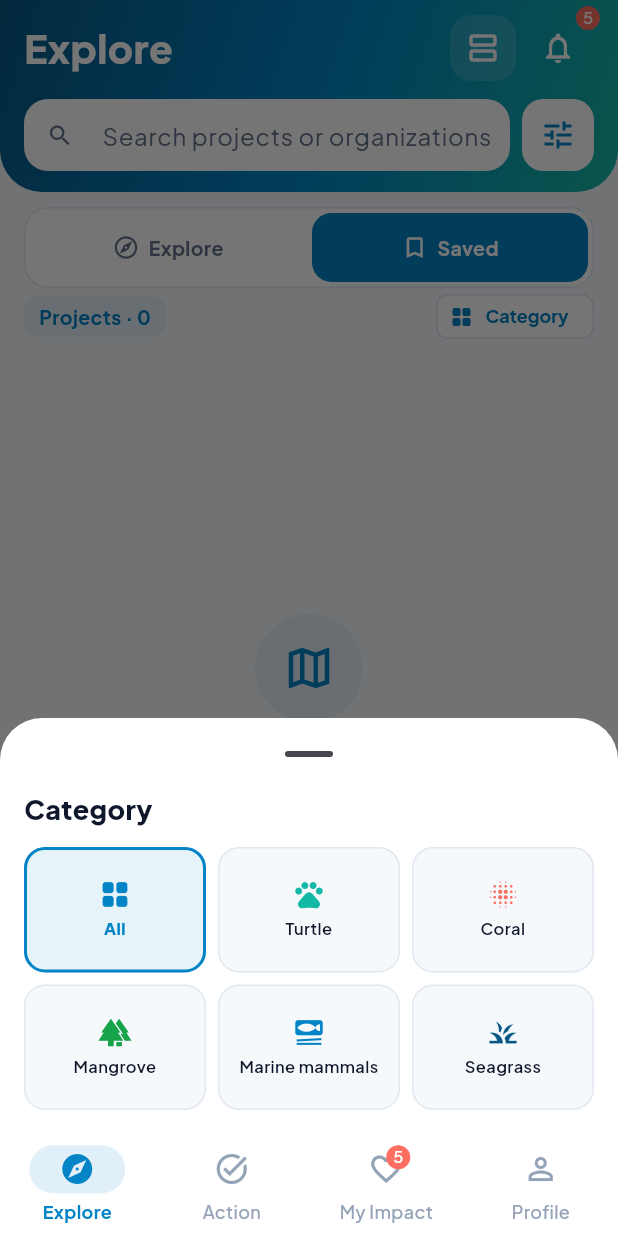
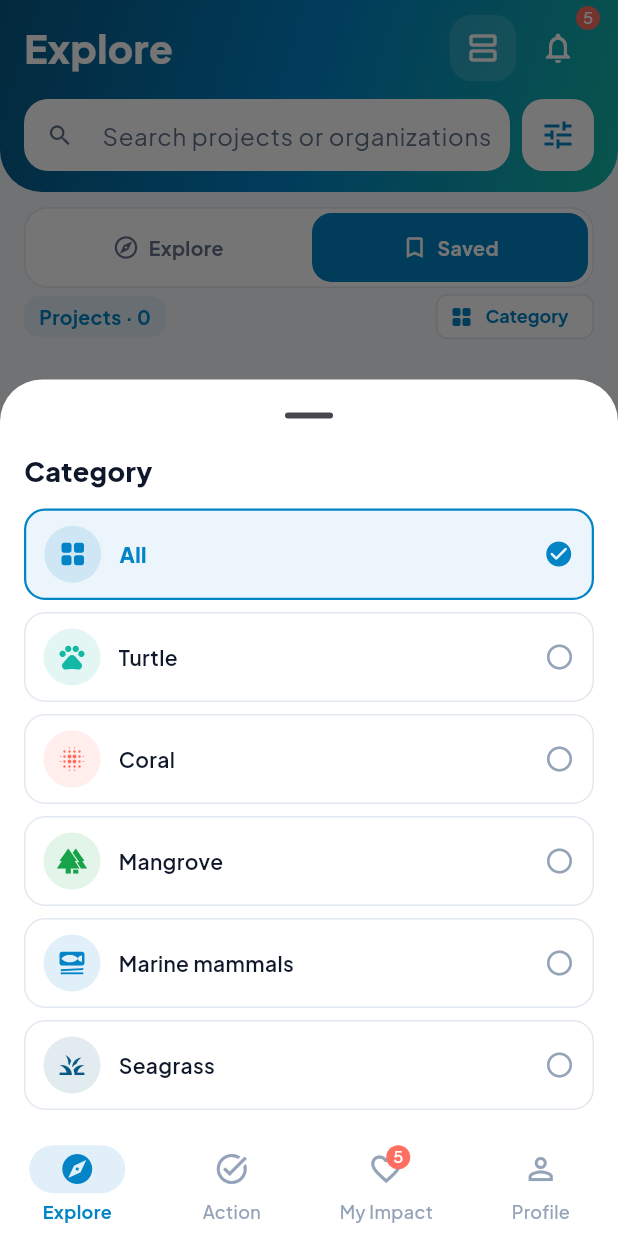
Before and after one commit to MANUSIAdosa/bluetrackproject, a Flutter app: the ExplorePage screen opened by its route, after a tap on the "map" icon, after a tap on "Saved", after a tap on "Category", on a phone screen of 412 x 824 dp. Run offline on Flutter 3.47's test engine with Material 3 defaults, Android fonts, the phone set to English and light mode, and no system bars; our stand-ins replace fl_chart, flutter_map, flutter_riverpod, flutter_secure_storage, go_router, hive and 3 more; accounts and stored records are empty.

Commit message:
P03 Jelajahi: picker kategori peta jadi list vertikal

```diff
--- a/lib/features/explore/presentation/widgets/category_picker.dart
+++ b/lib/features/explore/presentation/widgets/category_picker.dart
@@ -14,6 +14,7 @@ Future<String?> showCategoryPickerSheet(
   required String selectedId,
 }) => showModalBottomSheet<String>(
   context: context,
+  isScrollControlled: true,
   showDragHandle: true,
   backgroundColor: AppColors.surface,
   builder: (_) =>
@@ -30,6 +31,10 @@ class _CategoryPicker extends StatelessWidget {
   Widget build(BuildContext context) {
     return SafeArea(
       top: false,
+      child: ConstrainedBox(
+        constraints: BoxConstraints(
+          maxHeight: MediaQuery.sizeOf(context).height * 0.8,
+        ),
         child: Padding(
           key: const ValueKey('explore.categoryPicker'),
           padding: const EdgeInsets.fromLTRB(16, 0, 16, 16),
@@ -46,16 +51,12 @@ class _CategoryPicker extends StatelessWidget {
                 ),
               ),
               const SizedBox(height: 12),
-            GridView.builder(
+              Flexible(
+                child: ListView.separated(
                   shrinkWrap: true,
-              physics: const NeverScrollableScrollPhysics(),
+                  padding: EdgeInsets.zero,
                   itemCount: categoryIds.length,
-              gridDelegate: const SliverGridDelegateWithFixedCrossAxisCount(
-                crossAxisCount: 3,
-                mainAxisSpacing: 8,
-                crossAxisSpacing: 8,
-                childAspectRatio: 1.45,
-              ),
+                  separatorBuilder: (_, _) => const SizedBox(height: 8),
                   itemBuilder: (context, index) {
                     final id = categoryIds[index];
                     return _CategoryTile(
@@ -66,7 +67,9 @@ class _CategoryPicker extends StatelessWidget {
                     );
                   },
                 ),
+              ),
             ],
+          ),
         ),
       ),
     );
@@ -89,6 +92,10 @@ class _CategoryTile extends StatelessWidget {
   Widget build(BuildContext context) {
     final all = categoryId == 'semua';
     final label = context.tr('cat.$categoryId');
+    final color = all ? AppColors.ocean : CategoryIcons.colorFor(categoryId);
+    final icon = all
+        ? Icons.grid_view_rounded
+        : CategoryIcons.iconFor(categoryId);
 
     return Semantics(
       button: true,
@@ -96,42 +103,47 @@ class _CategoryTile extends StatelessWidget {
       label: label,
       child: Material(
         color: selected
-            ? AppColors.ocean.withValues(alpha: 0.10)
-            : AppColors.background,
+            ? AppColors.ocean.withValues(alpha: 0.08)
+            : AppColors.surface,
         borderRadius: BorderRadius.circular(14),
         child: InkWell(
           borderRadius: BorderRadius.circular(14),
           onTap: onTap,
           child: Container(
+            padding: const EdgeInsets.symmetric(horizontal: 12, vertical: 10),
             decoration: BoxDecoration(
+              borderRadius: BorderRadius.circular(14),
               border: Border.all(
                 color: selected ? AppColors.ocean : AppColors.border,
-                width: selected ? 2 : 1,
+                width: selected ? 1.5 : 1,
               ),
-              borderRadius: BorderRadius.circular(14),
             ),
-            padding: const EdgeInsets.symmetric(horizontal: 6, vertical: 6),
-            child: Column(
-              mainAxisAlignment: MainAxisAlignment.center,
+            child: Row(
               children: [
-                all
-                    ? const Icon(
-                        Icons.grid_view_rounded,
-                        size: 22,
-                        color: AppColors.ocean,
-                      )
-                    : CategoryIcon(category: categoryId, size: 22),
-                const SizedBox(height: 4),
-                Text(
+                Container(
+                  width: 38,
+                  height: 38,
+                  decoration: BoxDecoration(
+                    color: color.withValues(alpha: 0.12),
+                    shape: BoxShape.circle,
+                  ),
+                  child: Icon(icon, size: 20, color: color),
+                ),
+                const SizedBox(width: 12),
+                Expanded(
+                  child: Text(
                     label,
-                  maxLines: 1,
-                  overflow: TextOverflow.ellipsis,
-                  textAlign: TextAlign.center,
                     style: TextStyle(
-                    fontSize: 11,
+                      fontSize: 14,
                       fontWeight: selected ? FontWeight.w800 : FontWeight.w600,
                       color: selected ? AppColors.ocean : AppColors.textPrimary,
                     ),
+                  ),
+                ),
+                Icon(
+                  selected ? Icons.check_circle_rounded : Icons.circle_outlined,
+                  size: 20,
+                  color: selected ? AppColors.ocean : AppColors.inactiveTab,
                 ),
               ],
             ),
```
Also changed, not shown: 1 other file. Lines whose indentation alone changed are shown as unchanged.
